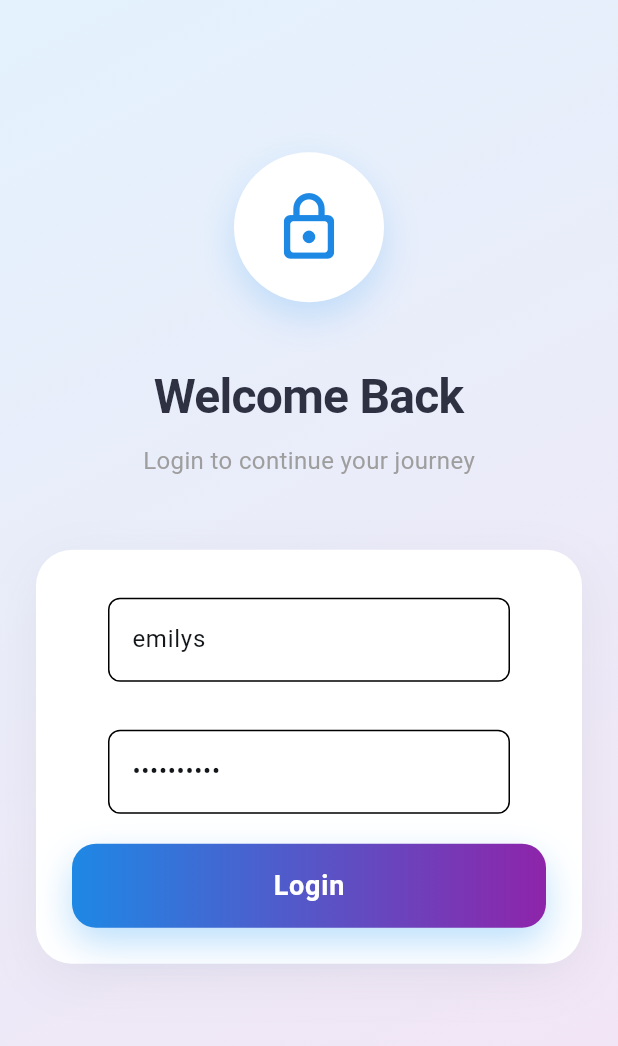
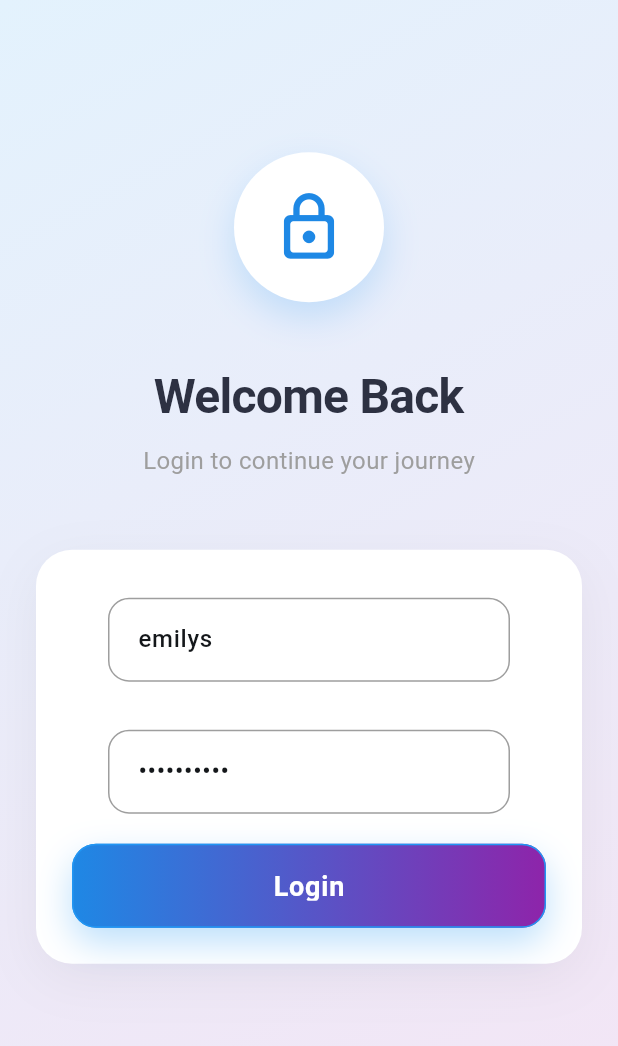
Before and after one commit to yasinpalash/riverpod_standard, a Flutter app: the screen it shows after launch, on a phone screen of 412 x 824 dp, the part 84-1130 px from its top. Run offline on Flutter 3.47's test engine with Material 3 defaults, Android fonts, the phone set to English and light mode, and no system bars; our stand-ins replace auto_route, dio, equatable, flutter_riverpod, freezed_annotation, google_fonts and 1 more; generated files the repository leaves out were written again.

Commit message:
add text fiels

```diff
--- a/lib/shared/theme/app_theme.dart
+++ b/lib/shared/theme/app_theme.dart
@@ -1,12 +1,14 @@
 import 'package:flutter/material.dart';
 import 'package:flutter_riverpod/flutter_riverpod.dart';
 import 'package:riverpod_standard/shared/data/local/storage_service.dart';
-import 'package:riverpod_standard/shared/theme/custom_themes/text_styles.dart';
 import 'package:riverpod_standard/shared/theme/custom_themes/text_theme.dart';
 import '../../core/constants /app_colors.dart';
 import '../domain/providers/shared_preferences_storage_service_provider.dart';
 import '../globals.dart';
 import 'custom_themes/app_bar_theme.dart';
+import 'custom_themes/app_text_styles.dart';
+import 'custom_themes/elevated_button_theme.dart';
+import 'custom_themes/text_field_theme.dart';
 
 final appThemeProvider = StateNotifierProvider<AppThemeModeNotifier, ThemeMode>(
   (ref) {
@@ -53,7 +55,8 @@ class AppTheme {
       textTheme: TextThemes.darkTextTheme,
       primaryTextTheme: TextThemes.primaryTextTheme,
       appBarTheme: AppBarForTheme.darkAppBarTheme,
-
+      elevatedButtonTheme: AppElevatedButtonTheme.darkElevatedButtonTheme,
+      inputDecorationTheme: AppTextFormFieldTheme.darkInputDecorationTheme,
     );
   }
 
@@ -75,6 +78,8 @@ class AppTheme {
       textTheme: TextThemes.lightTextTheme,
       primaryTextTheme: TextThemes.primaryTextTheme,
       appBarTheme: AppBarForTheme.lightAppBarTheme,
+      elevatedButtonTheme: AppElevatedButtonTheme.lightElevatedButtonTheme,
+      inputDecorationTheme: AppTextFormFieldTheme.lightInputDecorationTheme,
     );
   }
 }
--- a/lib/shared/theme/custom_themes/elevated_button_theme.dart
+++ b/lib/shared/theme/custom_themes/elevated_button_theme.dart
@@ -1,4 +1,5 @@
 import 'package:flutter/material.dart';
+import 'package:riverpod_standard/core/constants%20/app_colors.dart';
 
 class AppElevatedButtonTheme {
   AppElevatedButtonTheme._();
@@ -42,7 +43,7 @@ class AppElevatedButtonTheme {
   static final ElevatedButtonThemeData lightElevatedButtonTheme = _baseTheme(
     defaultTextColor: Colors.white,
     disabledTextColor: Colors.grey,
-    defaultBackgroundColor: Colors.blue,
+    defaultBackgroundColor: AppColors.primary,
     disabledBackgroundColor: Colors.grey.shade300,
     borderColor: Colors.blue,
     padding: EdgeInsets.symmetric(vertical: 18),
@@ -52,7 +53,7 @@ class AppElevatedButtonTheme {
   static final ElevatedButtonThemeData darkElevatedButtonTheme = _baseTheme(
     defaultTextColor: Colors.white,
     disabledTextColor: Colors.grey.shade600,
-    defaultBackgroundColor: Colors.blueGrey,
+    defaultBackgroundColor: AppColors.primary,
     disabledBackgroundColor: Colors.grey.shade800,
     borderColor: Colors.blueGrey,
     padding: EdgeInsets.symmetric(vertical: 18),
--- /dev/null
+++ b/lib/shared/theme/custom_themes/text_field_theme.dart
@@ -0,0 +1,86 @@
+import 'package:flutter/material.dart';
+
+class AppTextFormFieldTheme {
+  AppTextFormFieldTheme._();
+
+  static InputDecorationTheme _baseInputDecorationTheme({
+    required Color labelColor,
+    required Color hintColor,
+    required Color errorColor,
+    required Color focusedErrorColor,
+    required Color prefixIconColor,
+    required Color suffixIconColor,
+    required Color borderColor,
+    required Color enabledBorderColor,
+    required Color focusedBorderColor,
+    required Color errorBorderColor,
+    required Color focusedErrorBorderColor,
+    required BorderRadius borderRadius,
+    required EdgeInsetsGeometry contentPadding,
+  }) {
+    return InputDecorationTheme(
+      errorMaxLines: 3,
+      prefixIconColor: prefixIconColor,
+      suffixIconColor: suffixIconColor,
+      labelStyle: TextStyle(fontSize: 14, color: labelColor),
+      hintStyle: TextStyle(fontSize: 14, color: hintColor),
+      errorStyle: TextStyle(fontSize: 12, color: errorColor),
+      floatingLabelStyle: TextStyle(color: labelColor.withValues(alpha: 0.8)),
+      border: OutlineInputBorder(
+        borderRadius: borderRadius,
+        borderSide: BorderSide(color: borderColor),
+      ),
+      enabledBorder: OutlineInputBorder(
+        borderRadius: borderRadius,
+        borderSide: BorderSide(color: enabledBorderColor),
+      ),
+      focusedBorder: OutlineInputBorder(
+        borderRadius: borderRadius,
+        borderSide: BorderSide(color: focusedBorderColor),
+      ),
+      errorBorder: OutlineInputBorder(
+        borderRadius: borderRadius,
+        borderSide: BorderSide(color: errorBorderColor),
+      ),
+      focusedErrorBorder: OutlineInputBorder(
+        borderRadius: borderRadius,
+        borderSide: BorderSide(color: focusedErrorBorderColor),
+      ),
+      contentPadding: contentPadding,
+    );
+  }
+
+  static final InputDecorationTheme lightInputDecorationTheme =
+      _baseInputDecorationTheme(
+        labelColor: Colors.black,
+        hintColor: Colors.black54,
+        errorColor: Colors.red,
+        focusedErrorColor: Colors.orange,
+        prefixIconColor: Colors.grey,
+        suffixIconColor: Colors.grey,
+        borderColor: Colors.grey,
+        enabledBorderColor: Colors.grey,
+        focusedBorderColor: Colors.black,
+        errorBorderColor: Colors.red,
+        focusedErrorBorderColor: Colors.orange,
+        borderRadius: BorderRadius.circular(14),
+        contentPadding: EdgeInsets.symmetric(vertical: 16, horizontal: 16),
+      );
+
+  static final InputDecorationTheme darkInputDecorationTheme =
+      _baseInputDecorationTheme(
+        labelColor: Colors.white,
+        hintColor: Colors.white70,
+        errorColor: Colors.redAccent,
+        focusedErrorColor: Colors.orangeAccent,
+        prefixIconColor: Colors.grey,
+        suffixIconColor: Colors.grey,
+        borderColor: Colors.grey,
+        enabledBorderColor: Colors.grey,
+        focusedBorderColor: Colors.white,
+        errorBorderColor: Colors.redAccent,
+        focusedErrorBorderColor: Colors.orangeAccent,
+        borderRadius: BorderRadius.circular(14),
+        contentPadding: EdgeInsets.symmetric(vertical: 16, horizontal: 16),
+      );
+}
--- a/lib/shared/theme/custom_themes/text_theme.dart
+++ b/lib/shared/theme/custom_themes/text_theme.dart
@@ -1,7 +1,6 @@
 import 'package:flutter/material.dart';
-import 'package:riverpod_standard/shared/theme/custom_themes/text_styles.dart';
 import '../../../core/constants /app_colors.dart';
-
+import 'app_text_styles.dart';
 
 class TextThemes {
   static TextTheme get baseTextTheme {
```
